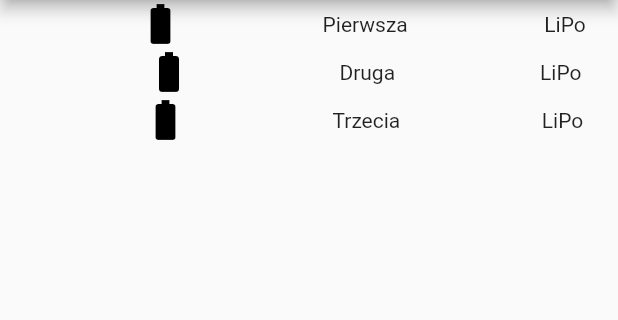
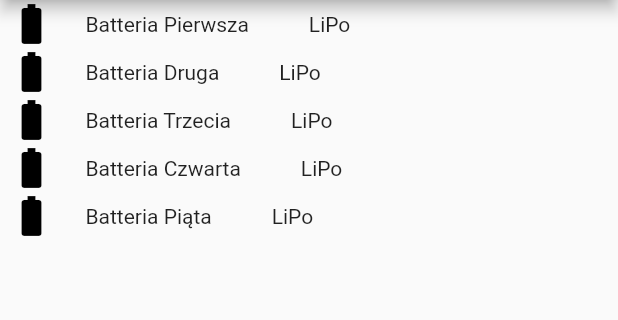
Before and after one commit to Devi88/battery-manager-FL, a Flutter app: the screen it shows after launch, on a phone screen of 412 x 824 dp, the part 84-404 px from its top. Run offline on Flutter 3.47's test engine with Material 2 defaults, Android fonts, the phone set to English and light mode, and no system bars; our stand-ins replace bloc, equatable, flutter_bloc.

Commit message:
BatteryList - BLOC

```diff
--- a/lib/main.dart
+++ b/lib/main.dart
@@ -1,21 +1,28 @@
+import 'package:battery_manager/util/BatteryManagerBlocDelegate.dart';
+import 'package:bloc/bloc.dart';
 import 'package:flutter/material.dart';
 import 'package:battery_manager/util/const.dart';
-import 'module/battery/screens/BatteryListScreen.dart';
+import 'package:battery_manager/module/battery/batteryList/BatteryListScreen.dart';
+import 'package:flutter_bloc/flutter_bloc.dart';
+import 'module/battery/batteryList/bloc/BatteryListBloc.dart';
+import 'module/battery/batteryList/bloc/BatteryListEvent.dart';
 
 void main() {
-  runApp(BatteryManager());
+  //TODO:: Zastępujemy domyślnego agenta przez własną klasę do monitorowania aktywności
+  BlocSupervisor.delegate = AppBlocDelegate();
+  runApp(BatteryManagerApp());
 }
 
-class BatteryManager extends StatelessWidget {
-  final routes = <String, WidgetBuilder>{
-    '/': (BuildContext context) => BatteryListScreen()
-  };
-
+class BatteryManagerApp extends StatelessWidget {
   @override
   Widget build(BuildContext context) {
     return MaterialApp(
-        title: BMConst.name,
-        theme: ThemeData(primaryColor: BMConst.primaryColor),
-        routes: routes);
+      title: BMConst.name,
+      theme: ThemeData(primaryColor: BMConst.primaryColor),
+      home: BlocProvider<BatteryListBloc>(
+        builder: (context) => BatteryListBloc()..dispatch(BatteryListLoadEvent()),
+        child: BatteryListScreen()
+      ),
+    );
   }
 }
--- /dev/null
+++ b/lib/module/battery/batteryList/BatteryListScreen.dart
@@ -0,0 +1,37 @@
+import 'package:battery_manager/module/battery/batteryList/widget/BatteryList.dart';
+import 'package:battery_manager/util/const.dart';
+import 'package:flutter/material.dart';
+import 'package:flutter_bloc/flutter_bloc.dart';
+
+import 'bloc/BatteryListBloc.dart';
+import 'bloc/BatteryListState.dart';
+
+class BatteryListScreen extends StatelessWidget {
+  @override
+  Widget build(BuildContext context) {
+    final BatteryListBloc _batteryListBloc =
+        BlocProvider.of<BatteryListBloc>(context);
+
+    return Scaffold(
+      appBar: AppBar(
+        title: Text(BMConst.name),
+      ),
+      body: BlocBuilder(
+          bloc: _batteryListBloc,
+          builder: (BuildContext context, BatteryListState state) {
+            if (state is BatteryListEmpty) {
+              return Container(child: Text('BatteryListEmpty'));
+            } else if (state is BatteryListLoaded) {
+              return BatteryList(state.batteries);
+            } else {
+              return Center(
+                child: Text(
+                  state.toString(),
+                  style: TextStyle(fontSize: 24.0),
+                ),
+              );
+            }
+          }),
+    );
+  }
+}
--- /dev/null
+++ b/lib/module/battery/batteryList/bloc/BatteryListBloc.dart
@@ -0,0 +1,31 @@
+import 'package:battery_manager/module/battery/model/Battery.dart';
+import 'package:battery_manager/module/battery/repository/BatteryRepository.dart';
+import 'package:bloc/bloc.dart';
+
+import 'BatteryListState.dart';
+import 'BatteryListEvent.dart';
+
+class BatteryListBloc extends Bloc<BatteryListEvent, BatteryListState> {
+  final batteryRepo = new BatteryRepository();
+
+  @override
+  BatteryListState get initialState => BatteryListLoading();
+
+  @override
+  Stream<BatteryListState> mapEventToState(
+    BatteryListEvent event,
+  ) async* {
+    if (event is BatteryListLoadEvent) {
+      yield* _mapBatteryListLoadToState();
+    }
+  }
+
+  Stream<BatteryListState> _mapBatteryListLoadToState() async* {
+    try {
+      List<Battery> batteries = batteryRepo.getBatteries();
+      yield BatteryListLoaded(batteries);
+    } catch (_) {
+      yield BatteryListNotLoaded();
+    }
+  }
+}
--- /dev/null
+++ b/lib/module/battery/batteryList/bloc/BatteryListEvent.dart
@@ -0,0 +1,12 @@
+import 'package:equatable/equatable.dart';
+import 'package:meta/meta.dart';
+
+@immutable
+abstract class BatteryListEvent extends Equatable {
+  BatteryListEvent([List props = const []]) : super(props);
+}
+
+class BatteryListLoadEvent extends BatteryListEvent {
+  @override
+  String toString() => 'BatteryListLoadEvent';
+}
--- /dev/null
+++ b/lib/module/battery/batteryList/bloc/BatteryListState.dart
@@ -0,0 +1,34 @@
+import 'package:battery_manager/module/battery/model/Battery.dart';
+import 'package:equatable/equatable.dart';
+import 'package:meta/meta.dart';
+
+@immutable
+class BatteryListState extends Equatable {
+  BatteryListState([List props = const []]) : super(props);
+}
+
+class BatteryListLoading extends BatteryListState {
+  @override
+  String toString() => 'BatteryListLoading';
+}
+
+class BatteryListLoaded extends BatteryListState {
+  final List<Battery> batteries;
+
+  BatteryListLoaded([this.batteries = const []]) : super([batteries]);
+
+  @override
+  String toString() => 'BatteryListLoaded { batteries: $batteries}';
+}
+
+class BatteryListNotLoaded extends BatteryListState {
+  @override
+  String toString() => 'BatteryListNotLoaded';
+}
+
+class BatteryListEmpty extends BatteryListState {
+  @override
+  String toString() => 'BatteryListEmpty';
+}
+
+class BatteryListError extends BatteryListState {}
--- a/lib/module/battery/widgets/BatteryItem.dart
+++ b/lib/module/battery/batteryList/widget/BatteryItem.dart
@@ -10,23 +10,25 @@ class BatteryItem extends StatelessWidget {
   @override
   Widget build(BuildContext context) {
     return Row(
-      mainAxisAlignment: MainAxisAlignment.spaceEvenly,
+      mainAxisAlignment: MainAxisAlignment.start,
       mainAxisSize: MainAxisSize.max,
       crossAxisAlignment: CrossAxisAlignment.center,
       children: <Widget>[
         Padding(
-          padding: const EdgeInsets.fromLTRB(24.0, 0.0, 24.0, 0.0),
+          padding: const EdgeInsets.fromLTRB(5.0, 0.0, 0.0, 0.0),
         ),
         Icon(Icons.battery_full, color: const Color(0xFF000000), size: 32.0),
-        new Padding(
-          padding: const EdgeInsets.fromLTRB(25.0, 0.0, 24.0, 25.0),
+        Padding(
+          padding: const EdgeInsets.fromLTRB(20.0, 0.0, 0.0, 0.0),
         ),
         Text(battery.name),
-        new Padding(
-          padding: const EdgeInsets.fromLTRB(24.0, 6.0, 24.0, 24.0),
+        Padding(
+          padding: const EdgeInsets.fromLTRB(20.0, 0.0, 20.0, 0.0),
         ),
-
-        Text(battery.getTypeName()),
+        Align(
+           alignment: Alignment.centerRight,
+          child: Text(battery.getTypeName()),
+        )
       ],
     );
   }
--- a/lib/module/battery/widgets/BatteryList.dart
+++ b/lib/module/battery/batteryList/widget/BatteryList.dart
@@ -4,7 +4,9 @@ import 'package:flutter/cupertino.dart';
 import 'BatteryItem.dart';
 
 class BatteryList extends StatelessWidget {
-  final List<Battery> batteries = [BatteryLiPo('Pierwsza'), BatteryLiPo('Druga'), BatteryLiPo('Trzecia')];
+  final List<Battery> batteries;
+
+  const BatteryList(this.batteries);
 
   Widget _buildBatteryItem(BuildContext context, int index) {
     return BatteryItem(batteries[index]);
--- /dev/null
+++ b/lib/module/battery/repository/BatteryRepository.dart
@@ -0,0 +1,18 @@
+import 'package:battery_manager/module/battery/model/Battery.dart';
+
+class BatteryRepository {
+  final batteries = <Battery>[];
+
+  mockGetBatteries() {
+    batteries.add(new Battery('Batteria Pierwsza'));
+    batteries.add(new Battery('Batteria Druga'));
+    batteries.add(new Battery('Batteria Trzecia'));
+    batteries.add(new Battery('Batteria Czwarta'));
+    batteries.add(new Battery('Batteria Piąta'));
+  }
+
+  getBatteries() {
+    this.mockGetBatteries();
+    return this.batteries;
+  }
+}
--- a/lib/module/battery/screens/BatteryListScreen.dart
+++ /dev/null
@@ -1,19 +0,0 @@
-import 'package:battery_manager/module/battery/widgets/BatteryList.dart';
-import 'package:battery_manager/util/const.dart';
-import 'package:flutter/cupertino.dart';
-import 'package:flutter/material.dart';
-
-class BatteryListScreen extends StatelessWidget {
-
-  @override
-  Widget build(BuildContext context) {
-    return Scaffold(
-      appBar: AppBar(
-        title: Text(BMConst.name),
-      ),
-      body: Container(
-        child: BatteryList(),
-      ),
-    );
-  }
-}
--- a/lib/util/const.dart
+++ b/lib/util/const.dart
@@ -2,6 +2,15 @@ import 'package:flutter/material.dart';
 
 class BMConst {
   static const String name = 'Battery Manager';
-  static const String barName =  'BatteryManager';
+  static const String barName =  'Battery Manager';
   static const MaterialColor primaryColor = Colors.green;
 }
+
+class BMMockConst{
+  static const String userId = 'dasdasdasdasdasd';
+}
+
+class BMRoutes {
+  static const String list = 'list';
+  static const String details = 'details';
+}
--- a/pubspec.yaml
+++ b/pubspec.yaml
@@ -17,6 +17,10 @@ environment:
   sdk: ">=2.1.0 <3.0.0"
 
 dependencies:
+  meta: ">=1.1.0 <2.0.0"
+  equatable: ^0.2.0
+  bloc: ^0.14.0
+  flutter_bloc: ^0.18.0
   flutter:
     sdk: flutter
 
@@ -30,7 +34,7 @@ dev_dependencies:
 
 
 # For information on the generic Dart part of this file, see the
-# following page: https://dart.dev/tools/pub/pubspec
+# following module.battery.page: https://dart.dev/tools/pub/pubspec
 
 # The following section is specific to Flutter.
 flutter:
```
Also changed, not shown: lib/module/battery/batteryDetails/screens/bloc/BatteryBloc.dart (added, +31 -0 lines), lib/module/battery/batteryDetails/screens/bloc/BatteryEvent.dart (added, +31 -0 lines), lib/module/battery/batteryDetails/screens/bloc/BatteryState.dart (added, +22 -0 lines), lib/util/BatteryManagerBlocDelegate.dart (added, +21 -0 lines), lib/module/auth/screen/Auth.dart (renamed from lib/screens/Auth.dart), lib/module/battery/BatteryProvider.dart (added), lib/module/battery/batteryDetails/screens/BatteryDetails.dart (added), pubspec.lock, 1 other file.
